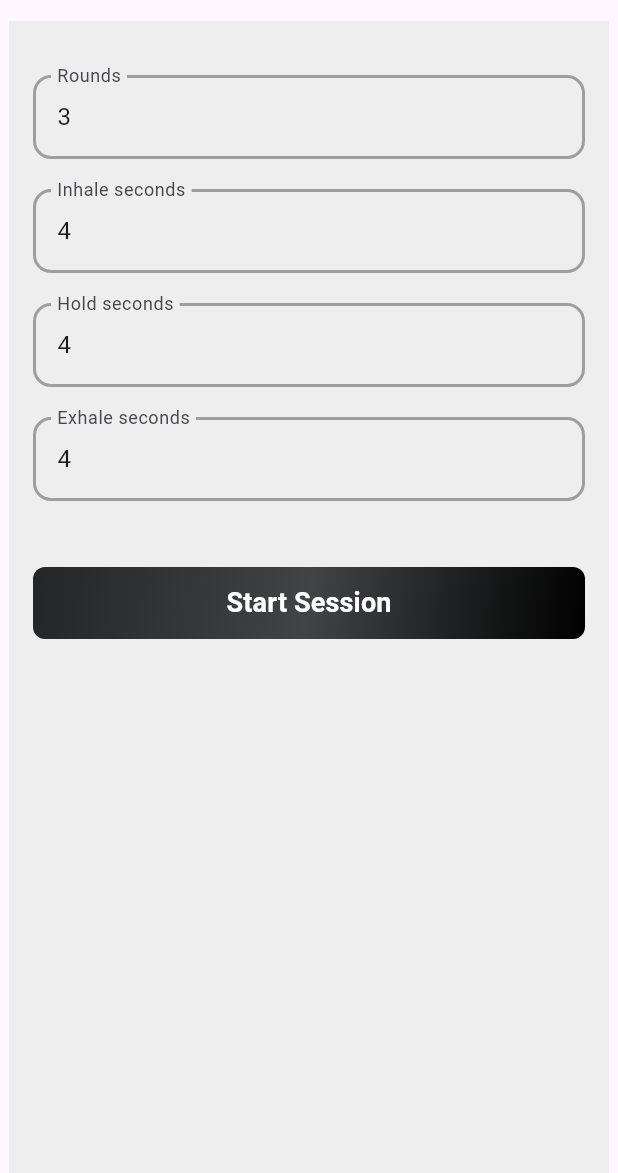
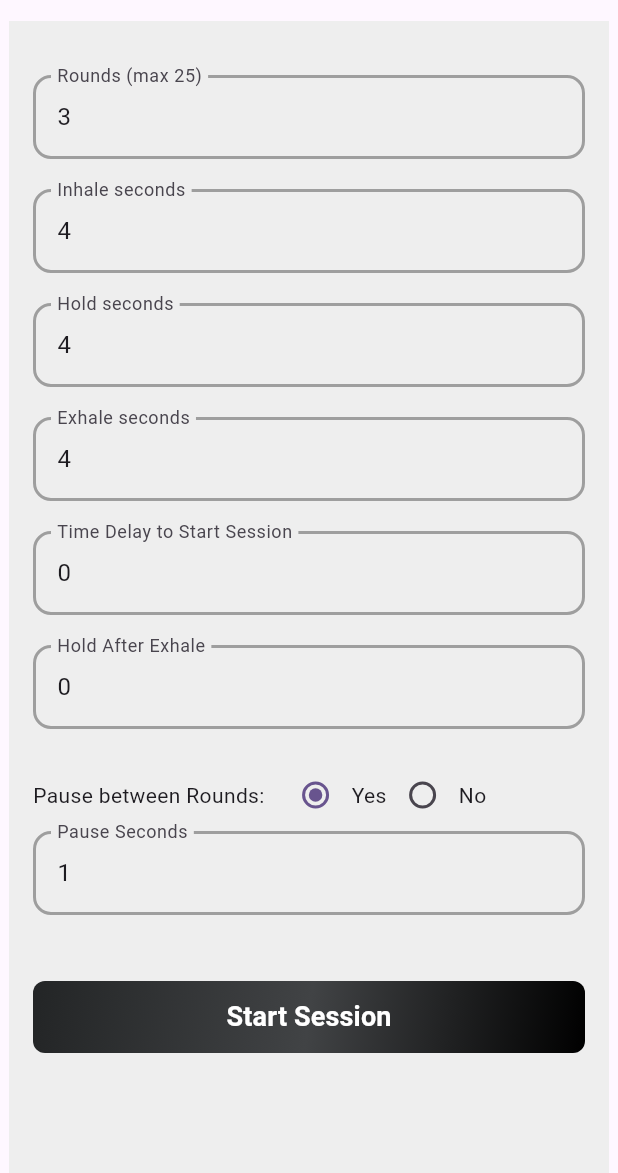
Before and after one commit to urvish-sojitra-seaflux/yoga_session, a Flutter app: the screen it shows after launch, after a tap on "Start Session", after a tap on "Stop Session", on a phone screen of 412 x 824 dp, the part 63-1236 px from its top. Run offline on Flutter 3.47's test engine with Material 3 defaults, Android fonts, the phone set to English and light mode, and no system bars; our stand-ins replace flutter_tts.

Commit message:
feat: add session delay and hold after exhale features with validation

```diff
--- a/lib/yoga_session/yoga_screen.dart
+++ b/lib/yoga_session/yoga_screen.dart
@@ -16,12 +16,16 @@ class _YogaScreenState extends State<YogaScreen> {
   int _inhale = 4;
   int _hold = 4;
   int _exhale = 4;
+  int _delayToStart = 0;
+  int _holdAfterExhale = 0;
   bool _sessionStarted = false;
   int _currentRound = 1;
   String _phase = '';
   int _timeLeft = 0;
   Timer? _timer;
   final FlutterTts _tts = FlutterTts();
+  bool _pauseRequired = true;
+  int _pauseSeconds = 1;
 
   Future _speak(String text) async {
     await _tts.speak(text);
@@ -32,39 +36,79 @@ class _YogaScreenState extends State<YogaScreen> {
       _sessionStarted = true;
       _currentRound = 1;
     });
+    if (_delayToStart > 0) {
+      setState(() {
+        _phase = 'Get Ready';
+        _timeLeft = _delayToStart;
+      });
+      _timer?.cancel();
+      _timer = Timer.periodic(const Duration(seconds: 1), (timer) {
+        if (_timeLeft > 1) {
+          setState(() {
+            _timeLeft--;
+          });
+        } else {
+          timer.cancel();
           _startRound();
+        }
+      });
+      _speak('Session will start in $_delayToStart seconds');
+    } else {
+      _startRound();
+    }
   }
 
   void _startRound() async {
     await _speak('Round $_currentRound start');
     _startPhase('Inhale', _inhale, () async {
+      await _speak('Hold');
       _startPhase('Hold', _hold, () async {
+        await _speak('Exhale');
         _startPhase('Exhale', _exhale, () async {
+          if (_holdAfterExhale > 0) {
+            await _speak('Hold After Exhale');
+            _startPhase('Hold After Exhale', _holdAfterExhale, () async {
+              _afterExhalePause();
+            });
+          } else {
+            _afterExhalePause();
+          }
+        });
+      });
+    });
+  }
+
+  void _afterExhalePause() async {
     if (_currentRound < _rounds) {
       await _speak('Round $_currentRound complete');
-            _startPhase('Pause for 10 seconds', 10, () {
+      if (_pauseRequired && _pauseSeconds > 0) {
+        _startPhase('Pause', _pauseSeconds, () {
           setState(() {
             _currentRound++;
           });
           _startRound();
         });
       } else {
-            _speak('All rounds complete');
+        setState(() {
+          _currentRound++;
+        });
+        _startRound();
+      }
+    } else {
+      await _speak('All rounds complete');
       setState(() {
         _sessionStarted = false;
       });
     }
-        });
-      });
-    });
   }
 
-  void _startPhase(String phase, int seconds, VoidCallback onComplete) {
+  void _startPhase(String phase, int seconds, VoidCallback onComplete) async {
     setState(() {
       _phase = phase;
       _timeLeft = seconds;
     });
     _timer?.cancel();
+    await _speak(phase);
     _timer = Timer.periodic(const Duration(seconds: 1), (timer) {
       if (_timeLeft > 1) {
         setState(() {
@@ -75,7 +119,6 @@ class _YogaScreenState extends State<YogaScreen> {
         onComplete();
       }
     });
-    _speak(phase);
   }
 
   @override
@@ -201,12 +244,15 @@ class _YogaScreenState extends State<YogaScreen> {
           const SizedBox(height: 20),
           TextFormField(
             initialValue: _rounds.toString(),
-            decoration: commonInputDecoration('Rounds'),
+            decoration: commonInputDecoration('Rounds (max 25)'),
             keyboardType: TextInputType.number,
-            validator: (v) =>
-                (v == null || int.tryParse(v) == null || int.parse(v) < 1)
-                    ? 'Enter valid rounds'
-                    : null,
+            validator: (v) {
+              final val = int.tryParse(v ?? '');
+              if (val == null || val < 1 || val > 25) {
+                return 'Enter valid rounds (1-25)';
+              }
+              return null;
+            },
             onSaved: (v) => _rounds = int.parse(v!),
           ),
           const SizedBox(height: 20),
@@ -214,10 +260,13 @@ class _YogaScreenState extends State<YogaScreen> {
             initialValue: _inhale.toString(),
             decoration: commonInputDecoration('Inhale seconds'),
             keyboardType: TextInputType.number,
-            validator: (v) =>
-                (v == null || int.tryParse(v) == null || int.parse(v) < 1)
-                    ? 'Enter valid seconds'
-                    : null,
+            validator: (v) {
+              final val = int.tryParse(v ?? '');
+              if (val == null || val < 1 || val > 120) {
+                return 'Enter valid seconds (1-120)';
+              }
+              return null;
+            },
             onSaved: (v) => _inhale = int.parse(v!),
           ),
           const SizedBox(height: 20),
@@ -225,10 +274,13 @@ class _YogaScreenState extends State<YogaScreen> {
             initialValue: _hold.toString(),
             decoration: commonInputDecoration('Hold seconds'),
             keyboardType: TextInputType.number,
-            validator: (v) =>
-                (v == null || int.tryParse(v) == null || int.parse(v) < 0)
-                    ? 'Enter valid seconds'
-                    : null,
+            validator: (v) {
+              final val = int.tryParse(v ?? '');
+              if (val == null || val < 0 || val > 120) {
+                return 'Enter valid seconds (0-120)';
+              }
+              return null;
+            },
             onSaved: (v) => _hold = int.parse(v!),
           ),
           const SizedBox(height: 20),
@@ -236,13 +288,97 @@ class _YogaScreenState extends State<YogaScreen> {
             initialValue: _exhale.toString(),
             decoration: commonInputDecoration('Exhale seconds'),
             keyboardType: TextInputType.number,
-            validator: (v) =>
-                (v == null || int.tryParse(v) == null || int.parse(v) < 1)
-                    ? 'Enter valid seconds'
-                    : null,
+            validator: (v) {
+              final val = int.tryParse(v ?? '');
+              if (val == null || val < 1 || val > 120) {
+                return 'Enter valid seconds (1-120)';
+              }
+              return null;
+            },
             onSaved: (v) => _exhale = int.parse(v!),
           ),
           const SizedBox(height: 20),
+          TextFormField(
+            initialValue: _delayToStart.toString(),
+            decoration: commonInputDecoration('Time Delay to Start Session'),
+            keyboardType: TextInputType.number,
+            validator: (v) {
+              final val = int.tryParse(v ?? '');
+              if (val == null || val < 0 || val > 120) {
+                return 'Enter valid seconds (0-120)';
+              }
+              return null;
+            },
+            onSaved: (v) => _delayToStart = int.parse(v!),
+          ),
+          const SizedBox(height: 20),
+          TextFormField(
+            initialValue: _holdAfterExhale.toString(),
+            decoration: commonInputDecoration('Hold After Exhale'),
+            keyboardType: TextInputType.number,
+            validator: (v) {
+              final val = int.tryParse(v ?? '');
+              if (val == null || val < 0 || val > 120) {
+                return 'Enter valid seconds (0-120)';
+              }
+              return null;
+            },
+            onSaved: (v) => _holdAfterExhale = int.parse(v!),
+          ),
+          const SizedBox(height: 20),
+          Row(
+            mainAxisAlignment: MainAxisAlignment.start,
+            children: [
+              const Text('Pause between Rounds:'),
+              const SizedBox(width: 10),
+              Row(
+                children: [
+                  Radio<bool>(
+                    value: true,
+                    groupValue: _pauseRequired,
+                    onChanged: (val) {
+                      setState(() {
+                        _pauseRequired = true;
+                      });
+                    },
+                  ),
+                  const Text('Yes'),
+                ],
+              ),
+              Row(
+                children: [
+                  Radio<bool>(
+                    value: false,
+                    groupValue: _pauseRequired,
+                    onChanged: (val) {
+                      setState(() {
+                        _pauseRequired = false;
+                      });
+                    },
+                  ),
+                  const Text('No'),
+                ],
+              ),
+            ],
+          ),
+          if (_pauseRequired)
+            Padding(
+              padding: const EdgeInsets.only(bottom: 20),
+              child: TextFormField(
+                initialValue: _pauseSeconds.toString(),
+                decoration: commonInputDecoration('Pause Seconds'),
+                keyboardType: TextInputType.number,
+                validator: (v) {
+                  if (!_pauseRequired) return null;
+                  final val = int.tryParse(v ?? '');
+                  if (val == null || val < 1 || val > 5) {
+                    return 'Enter valid seconds (1-5)';
+                  }
+                  return null;
+                },
+                onSaved: (v) => _pauseSeconds = int.parse(v!),
+              ),
+            ),
           const SizedBox(height: 24),
           Container(
             decoration: BoxDecoration(
```
Lines whose indentation alone changed are shown as unchanged.
